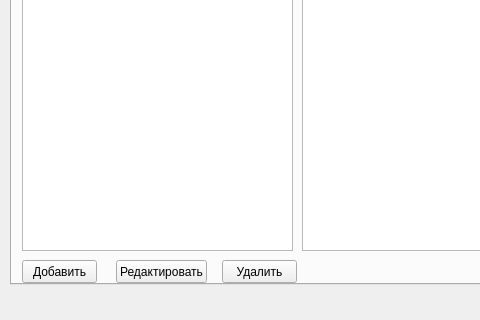
Qt form Socket_Client_v5/Dialogs/MainForm.ui (Balog/Synchonization) before a commit; both pictures show x 0 to 480 and y 526 to 846 of the 1076 by 846 pixel window.
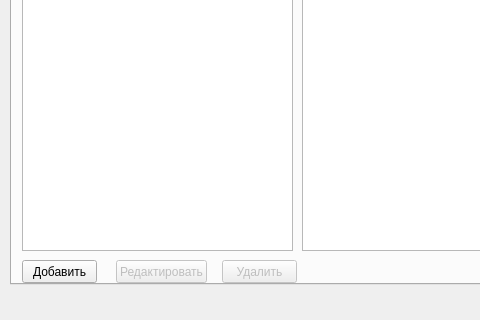
The same form after that commit. The open tabs and pages were chosen to show the change.

```diff
--- a/Socket_Client_v5/Dialogs/MainForm.ui
+++ b/Socket_Client_v5/Dialogs/MainForm.ui
@@ -571,7 +571,10 @@
       <string>Добавить</string>
      </property>
     </widget>
-    <widget class="QPushButton" name="pushButton_6">
+    <widget class="QPushButton" name="pbEditUser">
+     <property name="enabled">
+      <bool>false</bool>
+     </property>
      <property name="geometry">
       <rect>
        <x>104</x>
@@ -584,7 +587,10 @@
       <string>Редактировать</string>
      </property>
     </widget>
-    <widget class="QPushButton" name="pushButton_7">
+    <widget class="QPushButton" name="pbDelUser">
+     <property name="enabled">
+      <bool>false</bool>
+     </property>
      <property name="geometry">
       <rect>
        <x>210</x>
```
Left out of the diff: 57 changed lines with no effect on the pictures.
